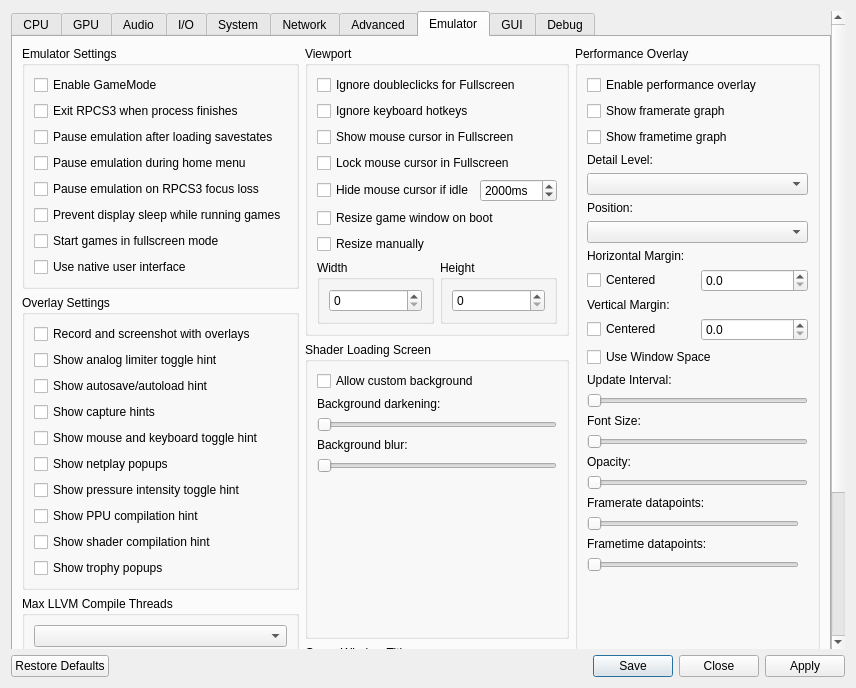
The window that rpcs3/rpcs3qt/settings_dialog.ui (RPCS3/rpcs3) describes before a commit, drawn with Qt 5.
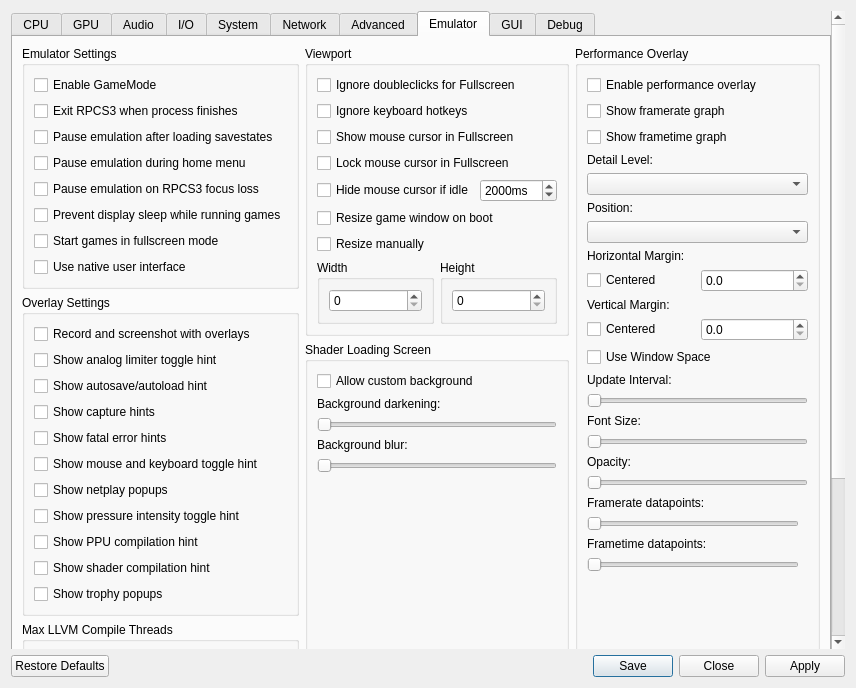
The same window after the commit. The open tabs and pages were chosen to show the change. Icons and pictures are not drawn.

Commit message: overlays: add setting for fatal error hint (disabled by default)

Diff of the .ui file:
```diff
--- a/rpcs3/rpcs3qt/settings_dialog.ui
+++ b/rpcs3/rpcs3qt/settings_dialog.ui
@@ -3037,6 +3037,13 @@
                  </property>
                 </widget>
                </item>
+               <item>
+                <widget class="QCheckBox" name="showFatalErrorHints">
+                 <property name="text">
+                  <string>Show fatal error hints</string>
+                 </property>
+                </widget>
+               </item>
                <item>
                 <widget class="QCheckBox" name="showMouseAndKeyboardToggleHint">
                  <property name="text">
```
The commit also changes 8 other files.
